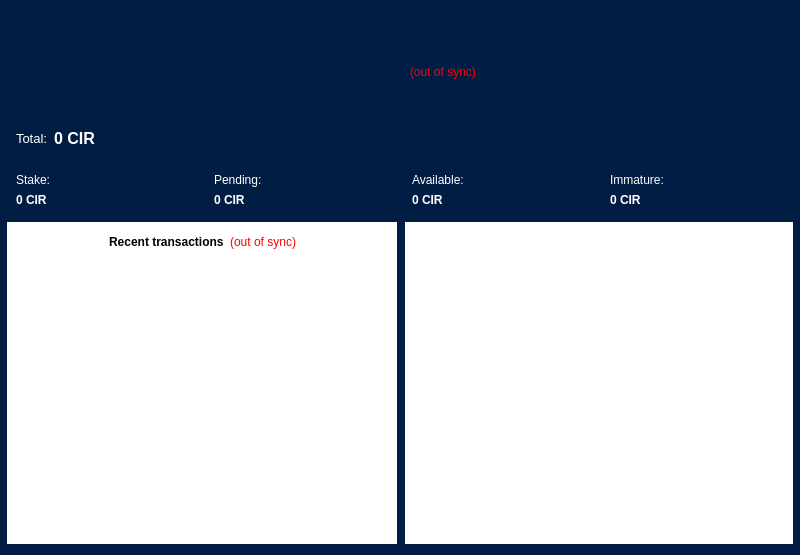
First picture: the form in src/qt/forms/overviewpage.ui, repository Crypto-city/bitFlowers, before the edit.
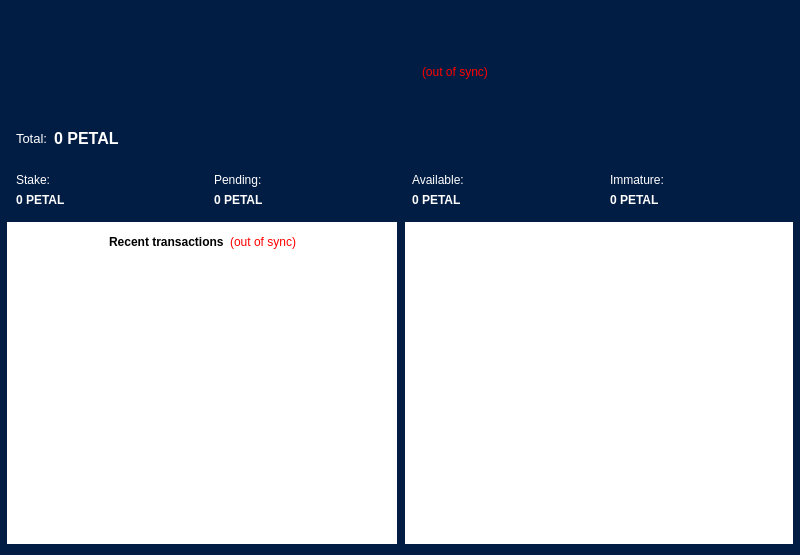
Second picture: the form after the edit. Icons and pictures are not drawn.

```diff
--- a/src/qt/forms/overviewpage.ui
+++ b/src/qt/forms/overviewpage.ui
@@ -964,7 +964,7 @@
                <string notr="true">color: rgb(255, 255, 255);</string>
               </property>
               <property name="text">
-               <string notr="true">0 CIR</string>
+               <string notr="true">0 PETAL</string>
               </property>
               <property name="textInteractionFlags">
                <set>Qt::LinksAccessibleByMouse|Qt::TextSelectableByKeyboard|Qt::TextSelectableByMouse</set>
@@ -1348,7 +1348,7 @@
                <string notr="true">color: rgb(255, 255, 255);</string>
               </property>
               <property name="text">
-               <string notr="true">0 CIR</string>
+               <string notr="true">0 PETAL</string>
               </property>
               <property name="textInteractionFlags">
                <set>Qt::LinksAccessibleByMouse|Qt::TextSelectableByKeyboard|Qt::TextSelectableByMouse</set>
@@ -1963,7 +1963,7 @@
                <string notr="true">color: rgb(255, 255, 255);</string>
               </property>
               <property name="text">
-               <string notr="true">0 CIR</string>
+               <string notr="true">0 PETAL</string>
               </property>
               <property name="textInteractionFlags">
                <set>Qt::LinksAccessibleByMouse|Qt::TextSelectableByKeyboard|Qt::TextSelectableByMouse</set>
@@ -2172,7 +2172,7 @@
                <string notr="true">color: rgb(255, 255, 255);</string>
               </property>
               <property name="text">
-               <string notr="true">0 CIR</string>
+               <string notr="true">0 PETAL</string>
               </property>
               <property name="textInteractionFlags">
                <set>Qt::LinksAccessibleByMouse|Qt::TextSelectableByKeyboard|Qt::TextSelectableByMouse</set>
@@ -2615,7 +2615,7 @@
                <number>-1</number>
               </property>
               <property name="text">
-               <string notr="true">&lt;html&gt;&lt;head/&gt;&lt;body&gt;&lt;p&gt;&lt;span style=&quot; font-size:12pt; font-weight:600;&quot;&gt;0 CIR&lt;/span&gt;&lt;/p&gt;&lt;/body&gt;&lt;/html&gt;</string>
+               <string notr="true">&lt;html&gt;&lt;head/&gt;&lt;body&gt;&lt;p&gt;&lt;span style=&quot; font-size:12pt; font-weight:600;&quot;&gt;0 PETAL&lt;/span&gt;&lt;/p&gt;&lt;/body&gt;&lt;/html&gt;</string>
               </property>
               <property name="textFormat">
                <enum>Qt::RichText</enum>
```
